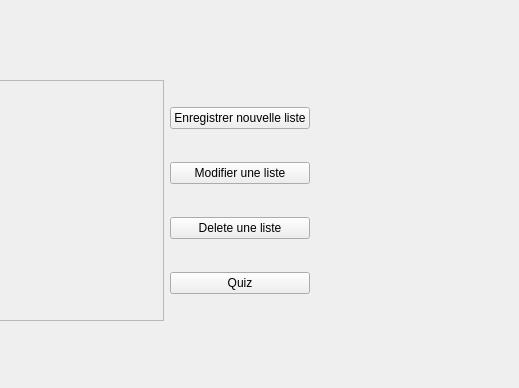
The window that mainwindow.ui (EldernXa/LearnVocab) describes before a commit, drawn with Qt 5; both pictures show x 281 to 800 and y 0 to 388 of the 800 by 600 pixel window.
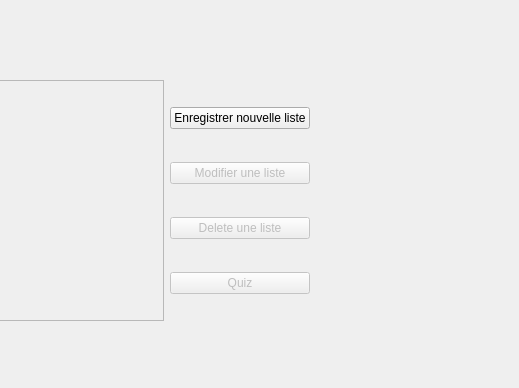
The same window after the commit.

Commit message: change button in order to be able to check them and enable some button when a vocab is checked

Diff of the .ui file:
```diff
--- a/mainwindow.ui
+++ b/mainwindow.ui
@@ -58,6 +58,9 @@
        </item>
        <item>
         <widget class="QPushButton" name="modifVocab">
+         <property name="enabled">
+          <bool>false</bool>
+         </property>
          <property name="text">
           <string>Modifier une liste</string>
          </property>
@@ -65,6 +68,9 @@
        </item>
        <item>
         <widget class="QPushButton" name="removeVocab">
+         <property name="enabled">
+          <bool>false</bool>
+         </property>
          <property name="text">
           <string>Delete une liste</string>
          </property>
@@ -72,6 +78,9 @@
        </item>
        <item>
         <widget class="QPushButton" name="quizVocab">
+         <property name="enabled">
+          <bool>false</bool>
+         </property>
          <property name="text">
           <string>Quiz</string>
          </property>
```
The commit also changes 2 other files.
